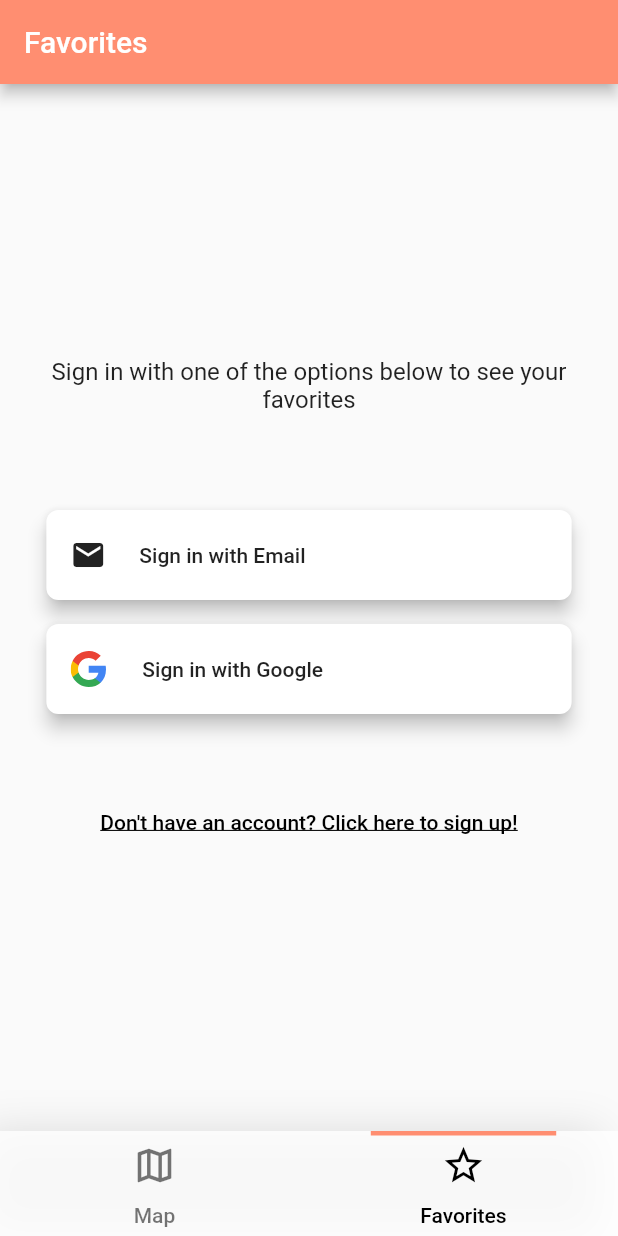
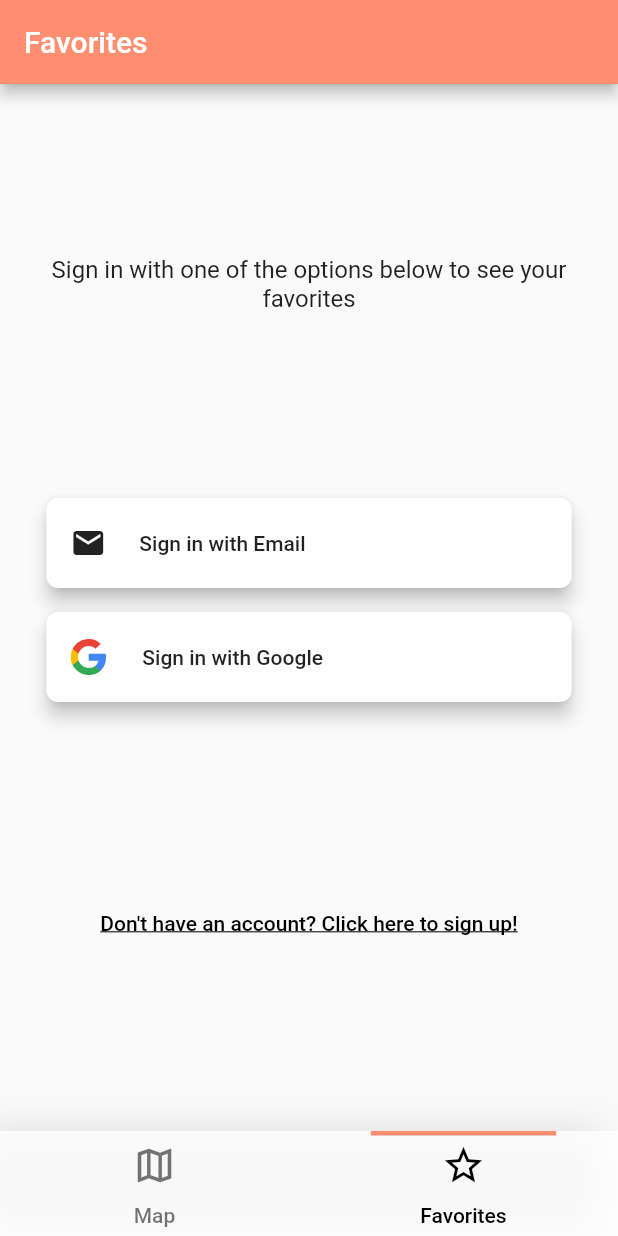
Before and after one commit to Senior-Design-Group-COE492/Intelligent-Parking-Management-System, a Flutter app: the screen it shows after launch, tab 2 chosen, on a phone screen of 412 x 824 dp. Run offline on Flutter 3.47's test engine with Material 2 defaults, Android fonts, the phone set to English and light mode, and no system bars; our stand-ins replace firebase_auth, firebase_core, fl_chart, flutter_svg, geolocator, get and 3 more; missing offline and left inert: map_launcher; accounts and stored records are empty.

Commit message:
minor fixes and styling changes, removed unused libraries

```diff
--- a/Mobile Application/parking_app/lib/widgets/LoginSelectorWidget.dart
+++ b/Mobile Application/parking_app/lib/widgets/LoginSelectorWidget.dart
@@ -42,7 +42,7 @@ class LoginSelectorWidget extends StatelessWidget {
                 textAlign: TextAlign.center,
                 style: TextStyle(fontSize: 16),
               ),
-              Padding(padding: EdgeInsets.only(bottom: 64)),
+              Padding(padding: EdgeInsets.only(bottom: Get.height * 0.15)),
               Container(
                 height: buttonHeight,
                 child: RaisedButton(
@@ -68,7 +68,7 @@ class LoginSelectorWidget extends StatelessWidget {
                   shape: buttonShape,
                 ),
               ),
-              Padding(padding: EdgeInsets.only(bottom: 48)),
+              Padding(padding: EdgeInsets.only(bottom: Get.height * 0.15)),
               TextButton(
                 onPressed: () {},
                 child: Text(
--- a/Mobile Application/parking_app/lib/widgets/ParkingInfoWidget.dart
+++ b/Mobile Application/parking_app/lib/widgets/ParkingInfoWidget.dart
@@ -1,4 +1,3 @@
-import 'dart:math';
 import 'dart:ui';
 
 import 'package:flutter/material.dart';
```
Also changed, not shown: Mobile Application/parking_app/lib/widgets/EmailLoginWidget.dart (+5 -4 lines).
